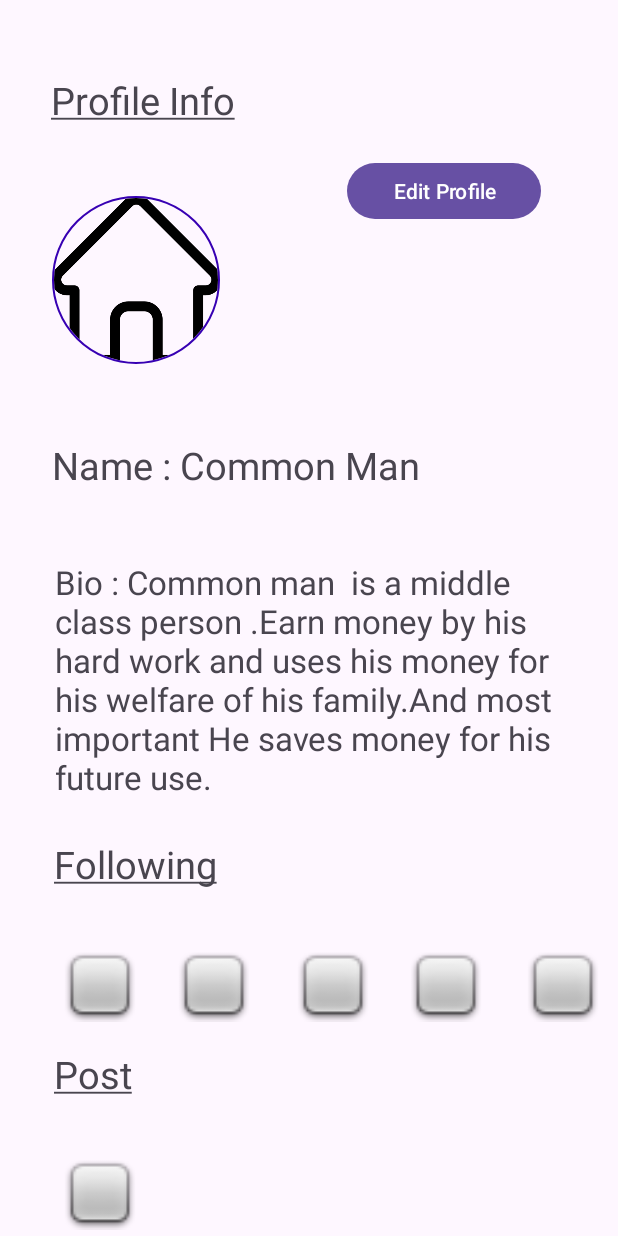
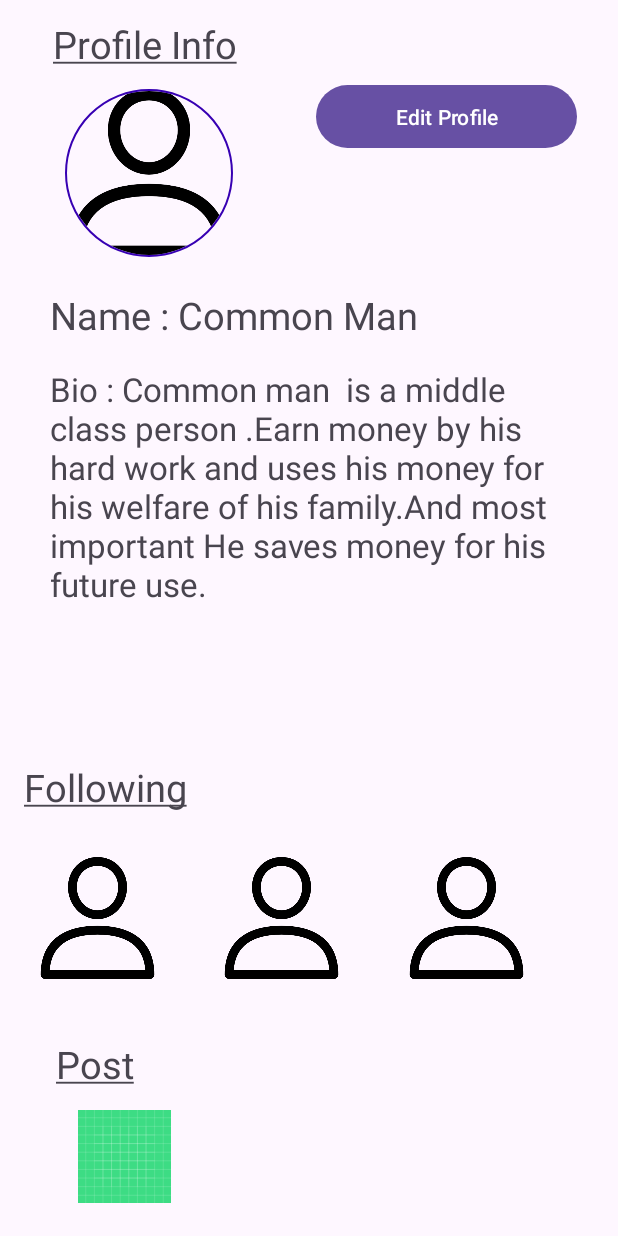
Before and after one commit to AnikAdhikari7/OneHeart, an Android app: the fragment ProfileNavFragment shown on its own in the app's theme, on a phone screen of 412 x 824 dp. Run offline under Robolectric (Android 15) with nearby library versions, the phone set to English and light mode, and no system bars; our stand-ins replace CircleImageView.

Commit message:
profile xml added

```diff
--- a/app/src/main/res/layout/fragment_profile_nav.xml
+++ b/app/src/main/res/layout/fragment_profile_nav.xml
@@ -6,34 +6,45 @@
     android:layout_height="match_parent"
     tools:context=".screens.ProfileNavFragment">
 
+
+    <androidx.constraintlayout.widget.ConstraintLayout
+        android:id="@+id/constraintLayout"
+        android:layout_width="415dp"
+        android:layout_height="403dp"
+        app:layout_constraintBottom_toBottomOf="parent"
+        app:layout_constraintEnd_toEndOf="parent"
+        app:layout_constraintStart_toStartOf="parent"
+        app:layout_constraintTop_toTopOf="parent"
+        app:layout_constraintVertical_bias="0.006">
+
         <de.hdodenhof.circleimageview.CircleImageView
             android:id="@+id/ivThumbnail"
             android:layout_width="113dp"
             android:layout_height="112dp"
             android:layout_margin="10dp"
-        android:src="@drawable/home"
+            android:src="@drawable/profile"
             app:civ_border_color="@color/design_default_color_primary_variant"
             app:civ_border_width="1dp"
             app:layout_constraintBottom_toBottomOf="parent"
             app:layout_constraintEnd_toEndOf="parent"
-        app:layout_constraintHorizontal_bias="0.085"
+            app:layout_constraintHorizontal_bias="0.119"
             app:layout_constraintStart_toStartOf="parent"
             app:layout_constraintTop_toTopOf="parent"
-        app:layout_constraintVertical_bias="0.174" />
+            app:layout_constraintVertical_bias="0.171" />
 
         <TextView
             android:id="@+id/textView4"
-        android:layout_width="150dp"
-        android:layout_height="48dp"
+            android:layout_width="133dp"
+            android:layout_height="41dp"
             android:layout_weight="1"
             android:text="@string/profile"
             android:textSize="25dp"
             app:layout_constraintBottom_toBottomOf="parent"
             app:layout_constraintEnd_toEndOf="parent"
-        app:layout_constraintHorizontal_bias="0.13"
+            app:layout_constraintHorizontal_bias="0.128"
             app:layout_constraintStart_toStartOf="parent"
             app:layout_constraintTop_toTopOf="parent"
-        app:layout_constraintVertical_bias="0.064" />
+            app:layout_constraintVertical_bias="0.025" />
 
         <TextView
             android:id="@+id/textView5"
@@ -43,129 +54,137 @@
             android:textSize="25dp"
             app:layout_constraintBottom_toBottomOf="parent"
             app:layout_constraintEnd_toEndOf="parent"
+            app:layout_constraintHorizontal_bias="0.472"
             app:layout_constraintStart_toStartOf="parent"
             app:layout_constraintTop_toTopOf="parent"
-        app:layout_constraintVertical_bias="0.379" />
+            app:layout_constraintVertical_bias="0.541" />
 
         <TextView
             android:id="@+id/textView6"
             android:layout_width="339dp"
             android:layout_height="161dp"
+            android:autoSizeTextType="uniform"
+            android:autoSizeMaxTextSize="25dp"
+            android:autoSizeMinTextSize="20dp"
             android:text="Bio : Common man  is a middle class person .Earn money by his hard work and uses his money for his welfare of his family.And most important He saves money for his future use."
             android:textSize="22dp"
             app:layout_constraintBottom_toBottomOf="parent"
             app:layout_constraintEnd_toEndOf="parent"
+            app:layout_constraintHorizontal_bias="0.447"
             app:layout_constraintStart_toStartOf="parent"
             app:layout_constraintTop_toTopOf="parent"
-        app:layout_constraintVertical_bias="0.563" />
+            app:layout_constraintVertical_bias="1.0" />
+
+        <Button
+            android:id="@+id/button"
+            android:layout_width="174dp"
+            android:layout_height="50dp"
+            android:text="Edit Profile"
+            app:layout_constraintBottom_toBottomOf="@+id/textView6"
+            app:layout_constraintEnd_toEndOf="parent"
+            app:layout_constraintHorizontal_bias="0.875"
+            app:layout_constraintStart_toStartOf="parent"
+            app:layout_constraintTop_toTopOf="parent"
+            app:layout_constraintVertical_bias="0.141" />
+    </androidx.constraintlayout.widget.ConstraintLayout>
+
+
+        <androidx.constraintlayout.widget.ConstraintLayout
+            android:id="@+id/constraintLayout2"
+            android:layout_width="412dp"
+            android:layout_height="195dp"
+            app:layout_constraintBottom_toBottomOf="parent"
+            app:layout_constraintEnd_toEndOf="parent"
+            app:layout_constraintHorizontal_bias="0.0"
+            app:layout_constraintStart_toStartOf="parent"
+            app:layout_constraintTop_toTopOf="parent"
+            app:layout_constraintVertical_bias="0.753">
 
             <TextView
                 android:id="@+id/textView7"
-        android:layout_width="195dp"
-        android:layout_height="58dp"
+                android:layout_width="150dp"
+                android:layout_height="48dp"
                 android:text="@string/Follow"
                 android:textSize="25dp"
                 app:layout_constraintBottom_toBottomOf="parent"
                 app:layout_constraintEnd_toEndOf="parent"
-        app:layout_constraintHorizontal_bias="0.166"
+                app:layout_constraintHorizontal_bias="0.061"
                 app:layout_constraintStart_toStartOf="parent"
                 app:layout_constraintTop_toTopOf="parent"
-        app:layout_constraintVertical_bias="0.729" />
+                app:layout_constraintVertical_bias="0.231" />
+
+            <ImageView
+                android:id="@+id/imageView"
+                android:layout_width="98dp"
+                android:layout_height="81dp"
+                android:src="@drawable/profile"
+                app:layout_constraintBottom_toBottomOf="parent"
+                app:layout_constraintEnd_toEndOf="parent"
+                app:layout_constraintHorizontal_bias="0.05"
+                app:layout_constraintStart_toStartOf="parent"
+                app:layout_constraintTop_toTopOf="parent"
+                app:layout_constraintVertical_bias="0.859" />
+
+            <ImageView
+                android:id="@+id/imageView2"
+                android:layout_width="98dp"
+                android:layout_height="81dp"
+                android:src="@drawable/profile"
+                app:layout_constraintBottom_toBottomOf="parent"
+                app:layout_constraintEnd_toEndOf="parent"
+                app:layout_constraintHorizontal_bias="0.442"
+                app:layout_constraintStart_toStartOf="parent"
+                app:layout_constraintTop_toTopOf="parent"
+                app:layout_constraintVertical_bias="0.859" />
+
+            <ImageView
+                android:id="@+id/imageView3"
+                android:layout_width="98dp"
+                android:layout_height="81dp"
+                android:src="@drawable/profile"
+                app:layout_constraintBottom_toBottomOf="parent"
+                app:layout_constraintEnd_toEndOf="parent"
+                app:layout_constraintHorizontal_bias="0.834"
+                app:layout_constraintStart_toStartOf="parent"
+                app:layout_constraintTop_toTopOf="parent"
+                app:layout_constraintVertical_bias="0.859" />
+        </androidx.constraintlayout.widget.ConstraintLayout>
+
+    <androidx.constraintlayout.widget.ConstraintLayout
+        android:id="@+id/constraintLayout3"
+        android:layout_width="408dp"
+        android:layout_height="132dp"
+        app:layout_constraintBottom_toBottomOf="parent"
+        app:layout_constraintEnd_toEndOf="parent"
+        app:layout_constraintHorizontal_bias="0.666"
+        app:layout_constraintStart_toStartOf="parent"
+        app:layout_constraintTop_toTopOf="parent"
+        app:layout_constraintVertical_bias="1.0">
 
         <TextView
             android:id="@+id/textView8"
-        android:layout_width="195dp"
-        android:layout_height="58dp"
+            android:layout_width="150dp"
+            android:layout_height="48dp"
             android:text="@string/Post"
             android:textSize="25dp"
             app:layout_constraintBottom_toBottomOf="parent"
             app:layout_constraintEnd_toEndOf="parent"
-        app:layout_constraintHorizontal_bias="0.166"
+            app:layout_constraintHorizontal_bias="0.135"
             app:layout_constraintStart_toStartOf="parent"
             app:layout_constraintTop_toTopOf="parent"
-        app:layout_constraintVertical_bias="0.912" />
-
-    <ImageView
-        android:id="@+id/imageView"
-        android:layout_width="61dp"
-        android:layout_height="49dp"
-        android:src="@android:drawable/checkbox_off_background"
-        app:layout_constraintBottom_toBottomOf="parent"
-        app:layout_constraintEnd_toEndOf="parent"
-        app:layout_constraintHorizontal_bias="0.102"
-        app:layout_constraintStart_toStartOf="parent"
-        app:layout_constraintTop_toTopOf="parent"
-        app:layout_constraintVertical_bias="0.816" />
-
-    <ImageView
-        android:id="@+id/imageView6"
-        android:layout_width="61dp"
-        android:layout_height="49dp"
-        android:src="@android:drawable/checkbox_off_background"
-        app:layout_constraintBottom_toBottomOf="parent"
-        app:layout_constraintEnd_toEndOf="parent"
-        app:layout_constraintHorizontal_bias="0.102"
-        app:layout_constraintStart_toStartOf="parent"
-        app:layout_constraintTop_toTopOf="parent"
-        app:layout_constraintVertical_bias="0.995" />
-
-    <ImageView
-        android:id="@+id/imageView2"
-        android:layout_width="61dp"
-        android:layout_height="49dp"
-        android:src="@android:drawable/checkbox_off_background"
-        app:layout_constraintBottom_toBottomOf="parent"
-        app:layout_constraintEnd_toEndOf="parent"
-        app:layout_constraintHorizontal_bias="0.32"
-        app:layout_constraintStart_toStartOf="parent"
-        app:layout_constraintTop_toTopOf="parent"
-        app:layout_constraintVertical_bias="0.816" />
-
-    <ImageView
-        android:id="@+id/imageView3"
-        android:layout_width="61dp"
-        android:layout_height="49dp"
-        android:src="@android:drawable/checkbox_off_background"
-        app:layout_constraintBottom_toBottomOf="parent"
-        app:layout_constraintEnd_toEndOf="parent"
-        app:layout_constraintHorizontal_bias="0.545"
-        app:layout_constraintStart_toStartOf="parent"
-        app:layout_constraintTop_toTopOf="parent"
-        app:layout_constraintVertical_bias="0.816" />
+            app:layout_constraintVertical_bias="0.0" />
 
         <ImageView
             android:id="@+id/imageView4"
-        android:layout_width="61dp"
-        android:layout_height="49dp"
-        android:src="@android:drawable/checkbox_off_background"
+            android:layout_width="91dp"
+            android:layout_height="62dp"
+            android:src="@drawable/ic_launcher_background"
             app:layout_constraintBottom_toBottomOf="parent"
             app:layout_constraintEnd_toEndOf="parent"
-        app:layout_constraintHorizontal_bias="0.982"
+            app:layout_constraintHorizontal_bias="0.11"
             app:layout_constraintStart_toStartOf="parent"
             app:layout_constraintTop_toTopOf="parent"
-        app:layout_constraintVertical_bias="0.816" />
+            app:layout_constraintVertical_bias="0.685" />
+    </androidx.constraintlayout.widget.ConstraintLayout>
 
-    <ImageView
-        android:id="@+id/imageView5"
-        android:layout_width="61dp"
-        android:layout_height="49dp"
-        android:src="@android:drawable/checkbox_off_background"
-        app:layout_constraintBottom_toBottomOf="parent"
-        app:layout_constraintEnd_toEndOf="parent"
-        app:layout_constraintHorizontal_bias="0.76"
-        app:layout_constraintStart_toStartOf="parent"
-        app:layout_constraintTop_toTopOf="parent"
-        app:layout_constraintVertical_bias="0.816" />
-
-    <Button
-        android:id="@+id/button"
-        android:layout_width="129dp"
-        android:layout_height="45dp"
-        android:text="Edit Profile"
-        app:layout_constraintBottom_toBottomOf="parent"
-        app:layout_constraintEnd_toEndOf="parent"
-        app:layout_constraintHorizontal_bias="0.819"
-        app:layout_constraintStart_toStartOf="parent"
-        app:layout_constraintTop_toTopOf="parent"
-        app:layout_constraintVertical_bias="0.134" />
 </androidx.constraintlayout.widget.ConstraintLayout>
```
Lines whose indentation alone changed are shown as unchanged.
